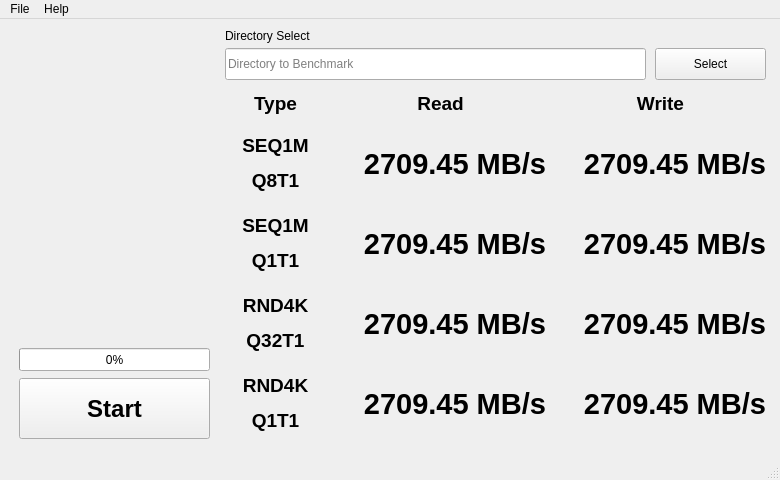
Qt form crazydiskmark/crazydiskmark.ui (sagudeloo/ApoloDiskMark) before a commit.
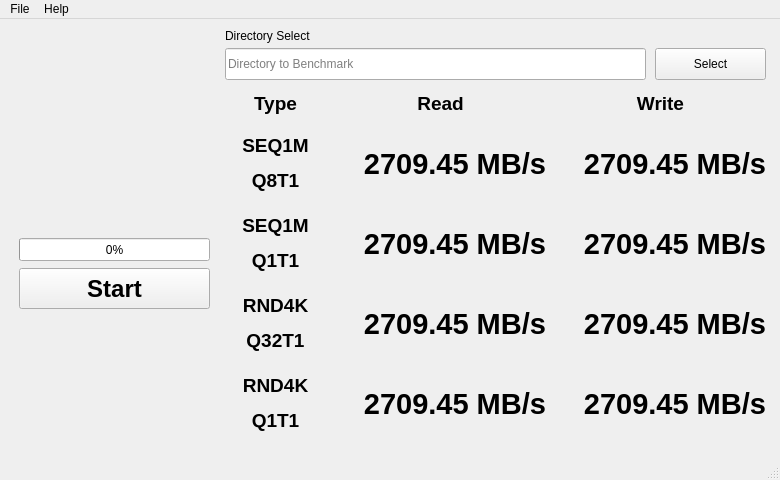
The same form after that commit. Icons and pictures are not drawn.

```diff
--- a/crazydiskmark/crazydiskmark.ui
+++ b/crazydiskmark/crazydiskmark.ui
@@ -57,7 +57,7 @@
          <x>10</x>
          <y>0</y>
          <width>191</width>
-         <height>311</height>
+         <height>231</height>
         </rect>
        </property>
        <property name="text">
@@ -71,9 +71,9 @@
        <property name="geometry">
         <rect>
          <x>10</x>
-         <y>350</y>
+         <y>240</y>
          <width>191</width>
-         <height>61</height>
+         <height>41</height>
         </rect>
        </property>
        <property name="font">
@@ -91,7 +91,7 @@
        <property name="geometry">
         <rect>
          <x>10</x>
-         <y>320</y>
+         <y>210</y>
          <width>191</width>
          <height>23</height>
         </rect>
```
